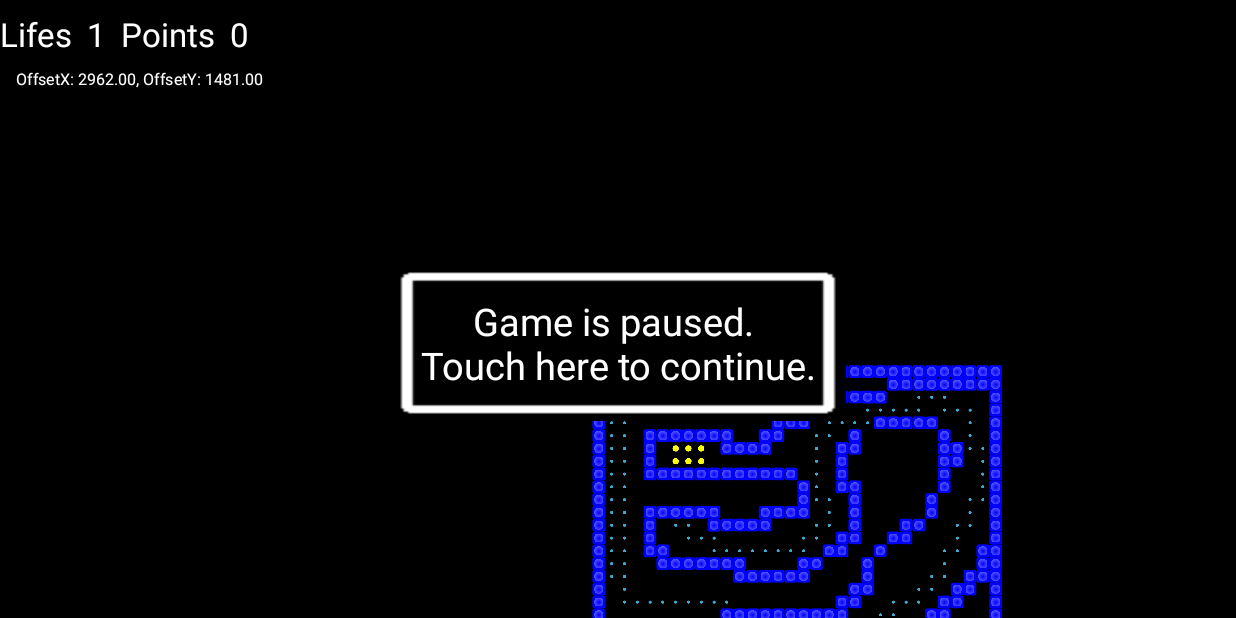
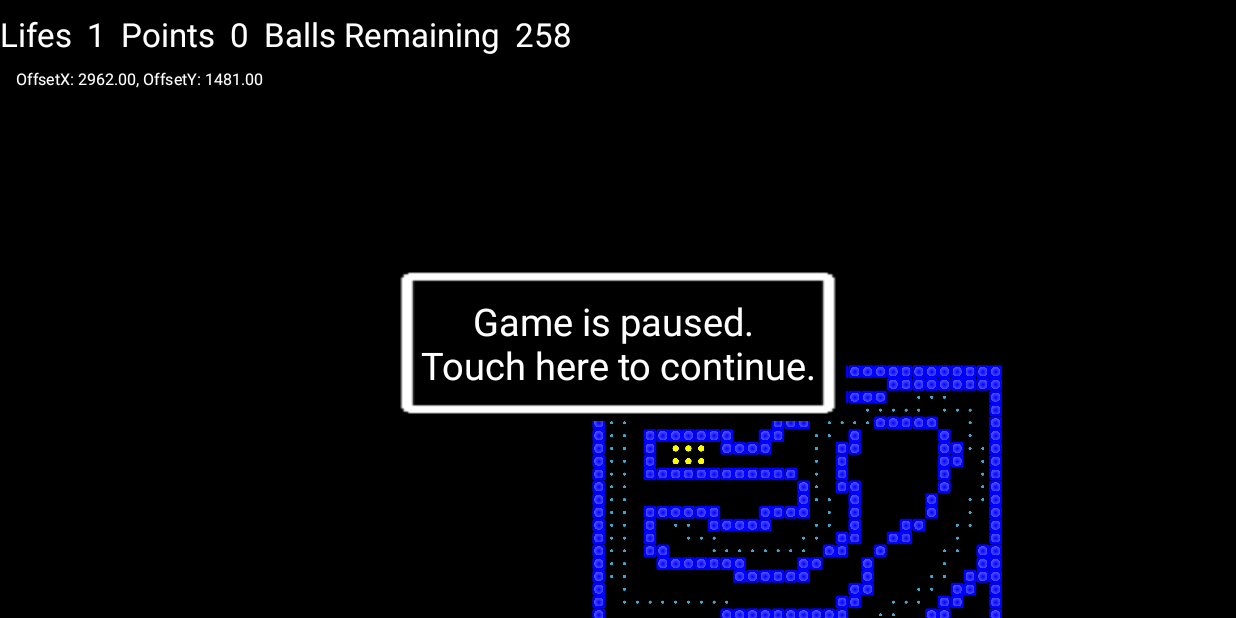
Before and after one commit to arek00/Pacman4Android, an Android app: the GameActivity screen opened directly, with no data from a screen before it, on a phone screen of 824 x 412 dp (held sideways). Run offline under Robolectric (Android 15) with nearby library versions, the phone set to English and light mode, and no system bars.

Commit message:
Balls Remaining label added

```diff
--- a/src/main/java/com/arek00/pacman/Activities/GameActivity.java
+++ b/src/main/java/com/arek00/pacman/Activities/GameActivity.java
@@ -9,6 +9,8 @@ import android.util.DisplayMetrics;
 import android.view.*;
 import android.widget.*;
 import com.arek00.pacman.Config.GraphicsConfig;
+import com.arek00.pacman.Graphics.Listeners.BallsRemainingListener;
+import com.arek00.pacman.Graphics.Listeners.BallsRemainingObservable;
 import com.arek00.pacman.Graphics.Listeners.Game.FinishGameListener;
 import com.arek00.pacman.Graphics.Listeners.Game.FinishGameObservable;
 import com.arek00.pacman.Graphics.Listeners.Lifes.LifeListener;
@@ -25,7 +27,7 @@ import com.arek00.pacman.R;
 import com.arek00.pacman.Utils.DataHelpers.TimeHelper;
 import com.arek00.pacman.Utils.Validators.NullPointerValidator;
 
-public class GameActivity extends Activity implements PointsListener, LifeListener, FinishGameListener {
+public class GameActivity extends Activity implements PointsListener, LifeListener, FinishGameListener, BallsRemainingListener {
 
     public final static String POINTS_MESSAGE = "com.arek00.pacman.Activities.POINTS";
     public final static String LIVES_MESSAGE = "com.arek00.pacman.Activities.LIVES";
@@ -76,7 +78,8 @@ public class GameActivity extends Activity implements PointsListener, LifeListen
 
         TextView livesView = (TextView) findViewById(R.id.lifesNumber);
         TextView pointsView = (TextView) findViewById(R.id.pointsNumber);
-        redrawer = new GameViewRefresher(livesView, pointsView);
+        TextView remainingBallsView = (TextView) findViewById(R.id.ballsRemainingNumber);
+        redrawer = new GameViewRefresher(livesView, pointsView, remainingBallsView);
 
         this.game = new Game(initializer.getInitializedLevel(), view, inputHandler, this);
         ((FinishGameObservable) this.game).addOnFinishGameListener(this);
@@ -102,8 +105,10 @@ public class GameActivity extends Activity implements PointsListener, LifeListen
 
         LifeObservable lifeObservable = (LifeObservable) initializer.getInitializedLevel();
         PointsObservable pointsObservable = (PointsObservable) initializer.getInitializedLevel();
+        BallsRemainingObservable ballsObservable = (BallsRemainingObservable) initializer.getInitializedLevel();
         lifeObservable.addLifeListener(this);
         pointsObservable.addPointsListener(this);
+        ballsObservable.addBallsRemainingListener(this);
     }
 
 //    public boolean onTouch(View view, MotionEvent motionEvent) {
@@ -173,19 +178,27 @@ public class GameActivity extends Activity implements PointsListener, LifeListen
 
     }
 
+    public void onBallsRemainingChanged(int ballsRemainingNumber) {
+        redrawer.setBallsRemaining(ballsRemainingNumber);
+        runOnUiThread(redrawer);
+    }
+
 
     /**
      * Just runs activity refreshing on RunOnUIThread
      */
     class GameViewRefresher implements Runnable {
+        private TextView ballsRemainingLabel;
         private TextView livesLabel;
         private TextView pointsLabel;
         private int points;
         private int lives;
+        private int ballsRemaining;
 
-        public GameViewRefresher(TextView livesLabel, TextView pointsLabel) {
+        public GameViewRefresher(TextView livesLabel, TextView pointsLabel, TextView ballsRemainingLabel) {
             this.livesLabel = livesLabel;
             this.pointsLabel = pointsLabel;
+            this.ballsRemainingLabel = ballsRemainingLabel;
         }
 
         public void setPoints(int points) {
@@ -196,9 +209,14 @@ public class GameActivity extends Activity implements PointsListener, LifeListen
             this.lives = lives;
         }
 
+        public void setBallsRemaining(int ballsRemaining) {
+            this.ballsRemaining = ballsRemaining;
+        }
+
         public void run() {
             livesLabel.setText(Integer.toString(this.lives));
             pointsLabel.setText(Integer.toString(this.points));
+            ballsRemainingLabel.setText(Integer.toString(ballsRemaining));
         }
     }
 
@@ -229,5 +247,4 @@ public class GameActivity extends Activity implements PointsListener, LifeListen
             view.setVisibility(this.viewVisibility);
         }
     }
-
 }
--- /dev/null
+++ b/src/main/java/com/arek00/pacman/Graphics/Listeners/BallsRemainingListener.java
@@ -0,0 +1,8 @@
+package com.arek00.pacman.Graphics.Listeners;
+
+/**
+ * Created by Admin on 2015-08-10.
+ */
+public interface BallsRemainingListener {
+    public void onBallsRemainingChanged(int ballsRemainingNumber);
+}
--- /dev/null
+++ b/src/main/java/com/arek00/pacman/Graphics/Listeners/BallsRemainingObservable.java
@@ -0,0 +1,11 @@
+package com.arek00.pacman.Graphics.Listeners;
+
+/**
+ * Created by Admin on 2015-08-10.
+ */
+public interface BallsRemainingObservable {
+
+    public void addBallsRemainingListener(BallsRemainingListener listener);
+    public void removeBallsRemainingListener(BallsRemainingListener listener);
+    public void informBallsRemainingListener();
+}
--- a/src/main/java/com/arek00/pacman/Logics/Levels/LevelScenarios/NormalGameLevel.java
+++ b/src/main/java/com/arek00/pacman/Logics/Levels/LevelScenarios/NormalGameLevel.java
@@ -3,6 +3,8 @@ package com.arek00.pacman.Logics.Levels.LevelScenarios;
 import android.graphics.Point;
 import android.graphics.PointF;
 import android.util.Log;
+import com.arek00.pacman.Graphics.Listeners.BallsRemainingListener;
+import com.arek00.pacman.Graphics.Listeners.BallsRemainingObservable;
 import com.arek00.pacman.Graphics.Listeners.Lifes.LifeListener;
 import com.arek00.pacman.Graphics.Listeners.Lifes.LifeObservable;
 import com.arek00.pacman.Graphics.Listeners.Points.PointsListener;
@@ -28,7 +30,7 @@ import java.util.List;
 /**
  * Manage logic of a level
  */
-public class NormalGameLevel implements ILevel, LifeObservable, PointsObservable {
+public class NormalGameLevel implements ILevel, LifeObservable, PointsObservable, BallsRemainingObservable {
 
     private IMap map;
     private IPlayer player;
@@ -39,6 +41,7 @@ public class NormalGameLevel implements ILevel, LifeObservable, PointsObservable
     private PointF inputInformation;
     private LifeObservable lifeObservable;
     private PointsObservable pointsObservable;
+    private BallsRemainingObservable ballsObservable;
 
     public NormalGameLevel(IMap levelMap, IPlayer player, IEnemy[] enemies, InputInterpreter interpreter) {
 
@@ -52,6 +55,7 @@ public class NormalGameLevel implements ILevel, LifeObservable, PointsObservable
         this.inputInformation = new PointF(0, 0);
         this.lifeObservable = new LifeObservableHandler();
         this.pointsObservable = new PointsObservableHandler();
+        this.ballsObservable = new BallsRemainingObserverHandler();
     }
 
     public void startLevel() {
@@ -71,6 +75,7 @@ public class NormalGameLevel implements ILevel, LifeObservable, PointsObservable
                         FieldsEnum.BIGBALL.field.getValue(),
                         map.getSize());
 
+        ballsObservable.informBallsRemainingListener();
         lifeObservable.informLifeListeners();
         pointsObservable.informPointsListeners();
 
@@ -105,7 +110,7 @@ public class NormalGameLevel implements ILevel, LifeObservable, PointsObservable
      * Check if game should be finished and return current game state
      */
     public boolean isFinished() {
-        if (player.getLife() < 0) {
+        if (player.getLife() < 0 || remainingBalls < 1) {
             return true;
         }
         return false;
@@ -261,6 +266,7 @@ public class NormalGameLevel implements ILevel, LifeObservable, PointsObservable
         fields[ballX][ballY] = FieldsEnum.COLLECTED.field.getValue();
         addPlayersPoint(10);
         --remainingBalls;
+        informBallsRemainingListener();
     }
 
     private void addPlayersPoint(int pointsAmount) {
@@ -295,6 +301,18 @@ public class NormalGameLevel implements ILevel, LifeObservable, PointsObservable
 
     public void informPointsListeners() {
         pointsObservable.informPointsListeners();
+    }
+
+    public void addBallsRemainingListener(BallsRemainingListener listener) {
+        ballsObservable.addBallsRemainingListener(listener);
+    }
+
+    public void removeBallsRemainingListener(BallsRemainingListener listener) {
+        ballsObservable.removeBallsRemainingListener(listener);
+    }
+
+    public void informBallsRemainingListener() {
+        ballsObservable.informBallsRemainingListener();
     }
 
     class PointsObservableHandler implements PointsObservable {
@@ -337,4 +355,24 @@ public class NormalGameLevel implements ILevel, LifeObservable, PointsObservable
             }
         }
     }
+
+    class BallsRemainingObserverHandler implements BallsRemainingObservable {
+        private List<BallsRemainingListener> listeners = new ArrayList<BallsRemainingListener>();
+
+        public void addBallsRemainingListener(BallsRemainingListener listener) {
+            NullPointerValidator.validate(listener);
+            listeners.add(listener);
+        }
+
+        public void removeBallsRemainingListener(BallsRemainingListener listener) {
+            NullPointerValidator.validate(listener);
+            listeners.remove(listener);
+        }
+
+        public void informBallsRemainingListener() {
+            for (BallsRemainingListener listener : listeners) {
+                listener.onBallsRemainingChanged(remainingBalls);
+            }
+        }
+    }
 }
--- a/src/main/res/layout/game.xml
+++ b/src/main/res/layout/game.xml
@@ -47,6 +47,24 @@ android:layout_weight="8">
         android:layout_gravity="center_vertical"
         android:layout_marginRight="10dp"/>
 
+        <TextView
+                android:layout_width="wrap_content"
+                android:layout_height="wrap_content"
+                android:textAppearance="?android:attr/textAppearanceLarge"
+                android:text="@string/balls_remaining"
+                android:id="@+id/ballsRemainingLabel"
+                android:layout_gravity="center_vertical"
+                android:layout_marginRight="10dp"/>
+
+        <TextView
+                android:layout_width="wrap_content"
+                android:layout_height="wrap_content"
+                android:textAppearance="?android:attr/textAppearanceLarge"
+                android:text="Large Text"
+                android:id="@+id/ballsRemainingNumber"
+                android:layout_marginRight="10dp"
+                android:layout_gravity="center_vertical"/>
+
 </LinearLayout>
 
 <FrameLayout
--- a/src/main/res/values/strings.xml
+++ b/src/main/res/values/strings.xml
@@ -17,6 +17,7 @@
     <string name="game_paused">Game is paused. \nTouch here to continue.</string>
     <string name="results">Results</string>
     <string name="back_to_menu">Click here to back to menu</string>
+    <string name="balls_remaining">Balls Remaining</string>
 
 
 
```
